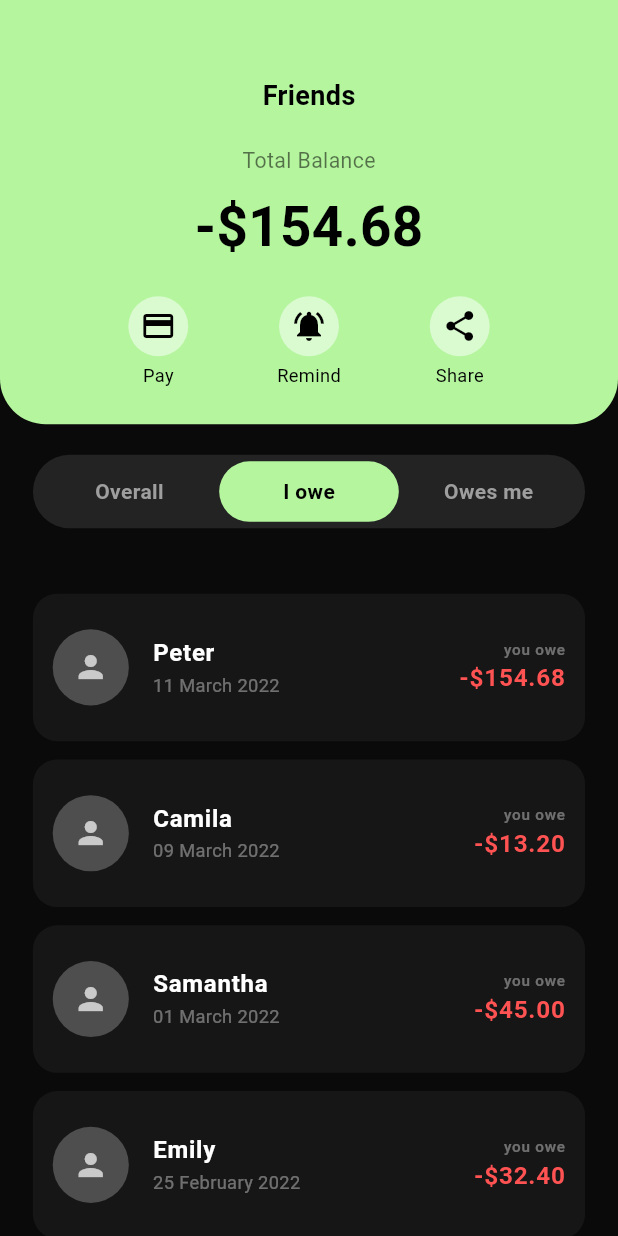
After one commit to swarnaliiiiii/Mise, a Flutter app: the SharedView screen opened directly, after a tap on "I owe", on a phone screen of 412 x 824 dp. The commit adds this screen. Run offline on Flutter 3.47's test engine with Material 3 defaults, Android fonts, the phone set to English and light mode, and no system bars; our stand-ins replace dio, flutter_screenutil, get; network calls fail.

Commit message:
added the shared space

```diff
--- a/mise_frontend/lib/app/controller/expenses/add_expense_controller.dart
+++ b/mise_frontend/lib/app/controller/expenses/add_expense_controller.dart
@@ -60,7 +60,7 @@ class AddExpenseController extends GetxController {
     try {
       final dioClient = dio.Dio();
       // Use 10.0.2.2 for Android Emulator or your local IP for physical devices
-      const String url = "http://localhost:8000/expense";
+      const String url = "http://192.168.29.190:8000/expense";
 
       final response = await dioClient.post(url, data: {
         "amount": double.parse(amountText),
--- a/mise_frontend/lib/app/controller/expenses/list_controller.dart
+++ b/mise_frontend/lib/app/controller/expenses/list_controller.dart
@@ -18,7 +18,7 @@ class HomeController extends GetxController {
     try {
       isLoading(true);
       // In your main.py, you can add a GET /expenses endpoint if not already there
-      final response = await Dio().get("http://localhost:8000/retrieve");
+      final response = await Dio().get("http://192.168.29.190:8000/retrieve");
       if (response.statusCode == 200) {
         var list = (response.data as List).map((e) => Expense.fromJson(e)).toList();
         allExpenses.assignAll(list);
--- /dev/null
+++ b/mise_frontend/lib/app/controller/split_share/shared_controller.dart
@@ -0,0 +1,81 @@
+import 'package:get/get.dart';
+import 'package:mise_frontend/app/models/share_model.dart';
+
+class SharedController extends GetxController {
+  var selectedTab = "Overall".obs;
+  var friendsDebts = <FriendDebt>[].obs;
+
+  @override
+  void onInit() {
+    super.onInit();
+    fetchSharedDebts();
+  }
+
+  void fetchSharedDebts() {
+    // Mock data based on your image
+    var data = [
+      FriendDebt(
+          name: "Peter",
+          date: "11 March 2022",
+          amount: 154.68,
+          isOwedToMe: false,
+          imageUrl: ""),
+      FriendDebt(
+          name: "Victor",
+          date: "10 March 2022",
+          amount: 260.68,
+          isOwedToMe: true,
+          imageUrl: ""),
+      FriendDebt(
+          name: "Camila",
+          date: "09 March 2022",
+          amount: 13.20,
+          isOwedToMe: false,
+          imageUrl: ""),
+      FriendDebt(
+          name: "Alex",
+          date: "05 March 2022",
+          amount: 15.99,
+          isOwedToMe: true,
+          imageUrl: ""),
+      FriendDebt(
+          name: "Samantha",
+          date: "01 March 2022",
+          amount: 45.00,
+          isOwedToMe: false,
+          imageUrl: ""),
+      FriendDebt(
+          name: "John",
+          date: "28 February 2022",
+          amount: 120.75,
+          isOwedToMe: true,
+          imageUrl: ""),
+      FriendDebt(
+          name: "Emily",
+          date: "25 February 2022",
+          amount: 32.40,
+          isOwedToMe: false,
+          imageUrl: ""),
+      FriendDebt(
+          name: "Michael",
+          date: "20 February 2022",
+          amount: 75.25,
+          isOwedToMe: true,
+          imageUrl: ""),
+    ];
+    friendsDebts.assignAll(data);
+  }
+
+  List<FriendDebt> get filteredDebts {
+  if (selectedTab.value == "I owe") {
+    // Show only cases where isOwedToMe is FALSE (you owe them)
+    return friendsDebts.where((d) => d.isOwedToMe == false).toList();
+  } else if (selectedTab.value == "Owes me") {
+    // Show only cases where isOwedToMe is TRUE (they owe you)
+    return friendsDebts.where((d) => d.isOwedToMe == true).toList();
+  }
+  return friendsDebts; // "Overall"
+}
+
+  void changeTab(String tab) => selectedTab.value = tab;
+}
--- a/mise_frontend/lib/app/home_view.dart
+++ b/mise_frontend/lib/app/home_view.dart
@@ -3,6 +3,7 @@ import 'package:flutter_screenutil/flutter_screenutil.dart';
 import 'package:get/get.dart';
 import 'package:mise_frontend/app/add_expense_view.dart';
 import 'package:mise_frontend/app/controller/expenses/list_controller.dart';
+import 'package:mise_frontend/app/share_view.dart';
 
 class HomeView extends StatefulWidget {
   const HomeView({super.key});
@@ -51,7 +52,10 @@ class _HomeViewState extends State<HomeView> {
             SizedBox(width: 120.w),
             Text(
               "Home",
-              style: TextStyle(color: Colors.white, fontSize: 18, fontWeight: FontWeight.bold),
+              style: TextStyle(
+                  color: Colors.white,
+                  fontSize: 18,
+                  fontWeight: FontWeight.bold),
             ),
           ],
         ),
@@ -65,23 +69,30 @@ class _HomeViewState extends State<HomeView> {
     return Column(
       crossAxisAlignment: CrossAxisAlignment.start,
       children: [
-        const Text("Total Balance", style: TextStyle(color: Colors.grey, fontSize: 14)),
+        const Text("Total Balance",
+            style: TextStyle(color: Colors.grey, fontSize: 14)),
         const SizedBox(height: 8),
         Row(
           mainAxisAlignment: MainAxisAlignment.spaceBetween,
           children: [
             const Text(
               "₦ 75,567.01",
-              style: TextStyle(color: Colors.white, fontSize: 28, fontWeight: FontWeight.bold),
+              style: TextStyle(
+                  color: Colors.white,
+                  fontSize: 28,
+                  fontWeight: FontWeight.bold),
             ),
             ElevatedButton.icon(
-              onPressed: () => Get.to(() => AddExpenseView()), // Navigation trigger
+              onPressed: () =>
+                  Get.to(() => AddExpenseView()), // Navigation trigger
               icon: const Icon(Icons.add, size: 18),
               label: const Text("New expense"),
               style: ElevatedButton.styleFrom(
-                backgroundColor: const Color(0xFFB4F59E), // Mint green from image
+                backgroundColor:
+                    const Color(0xFFB4F59E), // Mint green from image
                 foregroundColor: Colors.black,
-                shape: RoundedRectangleBorder(borderRadius: BorderRadius.circular(12)),
+                shape: RoundedRectangleBorder(
+                    borderRadius: BorderRadius.circular(12)),
               ),
             ),
           ],
@@ -112,11 +123,13 @@ class _HomeViewState extends State<HomeView> {
           decoration: BoxDecoration(
             color: isActive ? Colors.white12 : Colors.transparent,
             borderRadius: BorderRadius.circular(20.r),
-          border: Border.all(color: isActive ? Colors.white24 : Colors.transparent),
+            border: Border.all(
+                color: isActive ? Colors.white24 : Colors.transparent),
           ),
           child: Text(
             label,
-          style: TextStyle(color: isActive ? Colors.white : Colors.grey, fontSize: 14.sp),
+            style: TextStyle(
+                color: isActive ? Colors.white : Colors.grey, fontSize: 14.sp),
           ),
         ),
       );
@@ -137,24 +150,34 @@ class _HomeViewState extends State<HomeView> {
             contentPadding: EdgeInsets.zero,
             leading: CircleAvatar(
               backgroundColor: Colors.white10,
-            child: Icon(_getIcon(expense.category), color: Colors.green, size: 20.r),
+              child: Icon(_getIcon(expense.category),
+                  color: Colors.green, size: 20.r),
             ),
-          title: Text(expense.category, style: TextStyle(color: Colors.white, fontSize: 16.sp)),
-          subtitle: Text(expense.date, style: TextStyle(color: Colors.grey, fontSize: 12.sp)),
+            title: Text(expense.category,
+                style: TextStyle(color: Colors.white, fontSize: 16.sp)),
+            subtitle: Text(expense.date,
+                style: TextStyle(color: Colors.grey, fontSize: 12.sp)),
             trailing: Text(
               "₦ ${expense.amount.toStringAsFixed(2)}",
-            style: TextStyle(color: Colors.white, fontWeight: FontWeight.bold, fontSize: 16.sp),
+              style: TextStyle(
+                  color: Colors.white,
+                  fontWeight: FontWeight.bold,
+                  fontSize: 16.sp),
             ),
           );
         },
       );
     });
   }
+
   IconData _getIcon(String category) {
     switch (category) {
-    case "Food": return Icons.fastfood;
-    case "Cash Withdrawal": return Icons.money;
-    default: return Icons.category;
+      case "Food":
+        return Icons.fastfood;
+      case "Cash Withdrawal":
+        return Icons.money;
+      default:
+        return Icons.category;
     }
   }
 
@@ -166,7 +189,25 @@ class _HomeViewState extends State<HomeView> {
       selectedItemColor: const Color(0xFFB4F59E),
       unselectedItemColor: Colors.grey,
       currentIndex: _selectedIndex,
-      onTap: (index) => setState(() => _selectedIndex = index),
+      onTap: (index) {
+        switch (index) {
+          case 0:
+            setState(() => _selectedIndex = 0);
+            break;
+          case 1:
+            Get.to(() => AddExpenseView()); // Add button
+            break;
+          case 2:
+            setState(() => _selectedIndex = 2); // AI — placeholder for now
+            break;
+          case 3:
+            Get.to(() => SharedView()); // Shared button
+            break;
+          case 4:
+            setState(() => _selectedIndex = 4); // Loan — placeholder for now
+            break;
+        }
+      },
       items: const [
         BottomNavigationBarItem(icon: Icon(Icons.home_outlined), label: "Home"),
         BottomNavigationBarItem(icon: Icon(Icons.add_circle_outline), label: "Add"),
--- /dev/null
+++ b/mise_frontend/lib/app/models/share_model.dart
@@ -0,0 +1,15 @@
+class FriendDebt {
+  final String name;
+  final String date;
+  final double amount;
+  final bool isOwedToMe; // true = green (+), false = red (-)
+  final String imageUrl;
+
+  FriendDebt({
+    required this.name,
+    required this.date,
+    required this.amount,
+    required this.isOwedToMe,
+    required this.imageUrl,
+  });
+}
--- /dev/null
+++ b/mise_frontend/lib/app/share_view.dart
@@ -0,0 +1,191 @@
+import 'package:flutter/material.dart';
+import 'package:get/get.dart';
+import 'package:flutter_screenutil/flutter_screenutil.dart';
+import 'package:mise_frontend/app/controller/split_share/shared_controller.dart';
+
+class SharedView extends StatelessWidget {
+  final controller = Get.put(SharedController());
+
+  @override
+  Widget build(BuildContext context) {
+    return Scaffold(
+      backgroundColor: const Color(0xFF0A0A0A),
+      body: CustomScrollView(
+        slivers: [
+          // 1. The Pinned Static Header
+          SliverPersistentHeader(
+            pinned: true,
+            delegate: _SharedHeaderDelegate(controller: controller),
+          ),
+
+          // 2. The Scrolling Friends List
+          SliverPadding(
+            padding: EdgeInsets.symmetric(horizontal: 20.w, vertical: 10.h),
+            sliver: Obx(() => SliverList(
+                  delegate: SliverChildBuilderDelegate(
+                    (context, index) {
+                      final friend = controller.filteredDebts[index];
+                      return _buildFriendCard(friend);
+                    },
+                    childCount: controller.filteredDebts.length,
+                  ),
+                )),
+          ),
+        ],
+      ),
+    );
+  }
+
+  Widget _buildFriendCard(dynamic friend) {
+    return Container(
+      margin: EdgeInsets.only(bottom: 12.h),
+      decoration: BoxDecoration(
+        color: Colors.white.withOpacity(0.05),
+        borderRadius: BorderRadius.circular(16.r),
+      ),
+      child: ListTile(
+        contentPadding: EdgeInsets.all(12.w),
+        leading: CircleAvatar(
+          radius: 25.r,
+          backgroundColor: Colors.white24,
+          child: const Icon(Icons.person, color: Colors.white70),
+        ),
+        title: Text(friend.name,
+            style: const TextStyle(fontWeight: FontWeight.bold, color: Colors.white)),
+        subtitle: Text(friend.date,
+            style: TextStyle(color: Colors.white38, fontSize: 12.sp)),
+        trailing: Column(
+          crossAxisAlignment: CrossAxisAlignment.end,
+          mainAxisAlignment: MainAxisAlignment.center,
+          children: [
+            Text(friend.isOwedToMe ? "owes you" : "you owe",
+                style: TextStyle(color: Colors.white38, fontSize: 10.sp)),
+            Text(
+              "${friend.isOwedToMe ? '+' : '-'}\$${friend.amount.toStringAsFixed(2)}",
+              style: TextStyle(
+                color: friend.isOwedToMe ? const Color(0xFFB4F59E) : Colors.redAccent,
+                fontWeight: FontWeight.bold,
+                fontSize: 16.sp,
+              ),
+            ),
+          ],
+        ),
+      ),
+    );
+  }
+}
+
+// This class defines the Sticky Header (Green Summary + Tabs)
+class _SharedHeaderDelegate extends SliverPersistentHeaderDelegate {
+  final SharedController controller;
+
+  _SharedHeaderDelegate({required this.controller});
+
+  @override
+  Widget build(BuildContext context, double shrinkOffset, bool overlapsContent) {
+    return Container(
+      color: const Color(0xFF0A0A0A), // Prevents content from showing behind header
+      child: Column(
+        children: [
+          // The Mint Green Summary Section (Acts like an AppBar + Summary)
+          Container(
+            width: double.infinity,
+            padding: EdgeInsets.only(top: 50.h, bottom: 24.h, left: 24.w, right: 24.w),
+            decoration: BoxDecoration(
+              color: const Color(0xFFB4F59E),
+              borderRadius: BorderRadius.only(
+                bottomLeft: Radius.circular(30.r),
+                bottomRight: Radius.circular(30.r),
+              ),
+            ),
+            child: Column(
+              children: [
+                const Text("Friends", style: TextStyle(color: Colors.black, fontWeight: FontWeight.bold, fontSize: 18)),
+                SizedBox(height: 20.h),
+                Text("Total Balance", style: TextStyle(color: Colors.black54, fontSize: 14.sp)),
+                SizedBox(height: 8.h),
+                Text(
+                  "-\$154.68",
+                  style: TextStyle(color: Colors.black, fontSize: 36.sp, fontWeight: FontWeight.bold),
+                ),
+                SizedBox(height: 20.h),
+                Row(
+                  mainAxisAlignment: MainAxisAlignment.spaceEvenly,
+                  children: [
+                    _headerAction(Icons.payment, "Pay"),
+                    _headerAction(Icons.notifications_active, "Remind"),
+                    _headerAction(Icons.share, "Share"),
+                  ],
+                )
+              ],
+            ),
+          ),
+
+          // The Tab Switcher (Pinned right below the green section)
+          Padding(
+            padding: EdgeInsets.fromLTRB(20.w, 20.h, 20.w, 0),
+            child: _buildTabSwitcher(),
+          ),
+        ],
+      ),
+    );
+  }
+
+  Widget _headerAction(IconData icon, String label) {
+    return Column(
+      children: [
+        CircleAvatar(
+          backgroundColor: Colors.white.withOpacity(0.5),
+          child: Icon(icon, color: Colors.black),
+        ),
+        SizedBox(height: 4.h),
+        Text(label, style: TextStyle(color: Colors.black, fontSize: 12.sp)),
+      ],
+    );
+  }
+
+  Widget _buildTabSwitcher() {
+    return Container(
+      padding: EdgeInsets.all(4.w),
+      decoration: BoxDecoration(
+        color: Colors.white10,
+        borderRadius: BorderRadius.circular(25.r),
+      ),
+      child: Obx(() => Row(
+            children: ["Overall", "I owe", "Owes me"].map((tab) {
+              bool isSelected = controller.selectedTab.value == tab;
+              return Expanded(
+                child: GestureDetector(
+                  onTap: () => controller.changeTab(tab),
+                  child: Container(
+                    padding: EdgeInsets.symmetric(vertical: 10.h),
+                    decoration: BoxDecoration(
+                      color: isSelected ? const Color(0xFFB4F59E) : Colors.transparent,
+                      borderRadius: BorderRadius.circular(20.r),
+                    ),
+                    child: Center(
+                      child: Text(
+                        tab,
+                        style: TextStyle(
+                          color: isSelected ? Colors.black : Colors.grey,
+                          fontWeight: FontWeight.bold,
+                        ),
+                      ),
+                    ),
+                  ),
+                ),
+              );
+            }).toList(),
+          )),
+    );
+  }
+
+  @override
+  double get maxExtent => 380.h; // The height when fully visible
+
+  @override
+  double get minExtent => 380.h; // Keep it same as max to remain static
+
+  @override
+  bool shouldRebuild(covariant SliverPersistentHeaderDelegate oldDelegate) => true;
+}
```
Also changed, not shown: 2 other files. Lines whose indentation alone changed are shown as unchanged.
